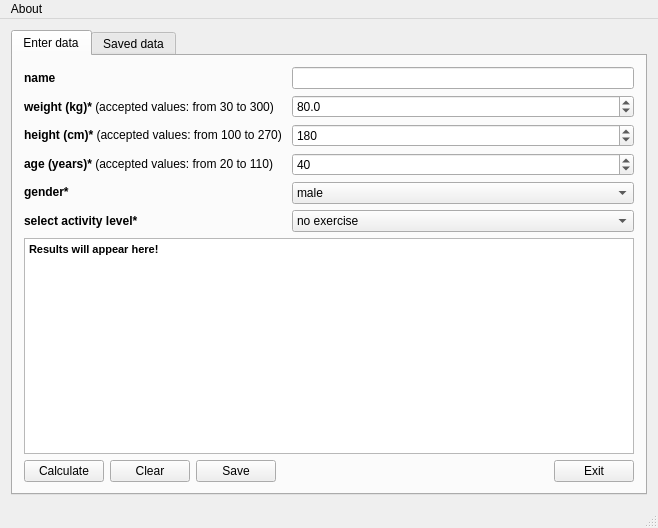
This is mainwindow.ui in SFilippidis/QGreatstAtzenta as Qt 5 draws it before an edit. The edited form follows.
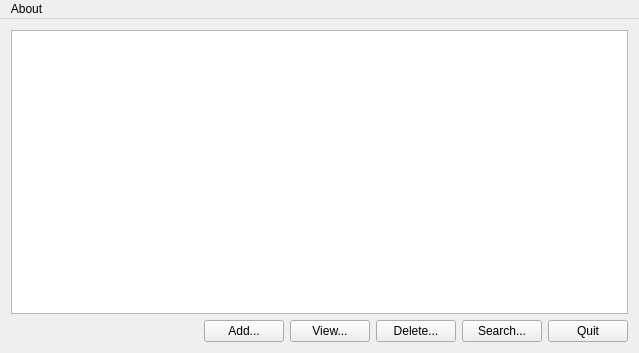
This is the edited form.

Commit message: undo previous commit which was an error

Patch:
```diff
--- a/mainwindow.ui
+++ b/mainwindow.ui
@@ -30,337 +30,84 @@
    <rect>
     <x>0</x>
     <y>0</y>
-    <width>648</width>
-    <height>528</height>
+    <width>639</width>
+    <height>353</height>
    </rect>
   </property>
-  <property name="focusPolicy">
-   <enum>Qt::FocusPolicy::TabFocus</enum>
+  <property name="minimumSize">
+   <size>
+    <width>639</width>
+    <height>353</height>
+   </size>
   </property>
   <property name="windowTitle">
-   <string/>
-  </property>
-  <property name="tabShape">
-   <enum>QTabWidget::TabShape::Rounded</enum>
+   <string>MainWindow</string>
   </property>
   <widget class="QWidget" name="centralWidget">
-   <layout class="QVBoxLayout" name="verticalLayout_5">
+   <layout class="QVBoxLayout" name="verticalLayout">
     <item>
-     <widget class="QTabWidget" name="tabMenu">
-      <property name="sizePolicy">
-       <sizepolicy hsizetype="Preferred" vsizetype="Preferred">
-        <horstretch>0</horstretch>
-        <verstretch>0</verstretch>
-       </sizepolicy>
-      </property>
-      <property name="toolTip">
-       <string/>
-      </property>
-      <property name="styleSheet">
-       <string notr="true"/>
-      </property>
-      <property name="currentIndex">
-       <number>0</number>
-      </property>
-      <widget class="QWidget" name="mainApp">
-       <attribute name="title">
-        <string>Enter data</string>
-       </attribute>
-       <layout class="QHBoxLayout" name="horizontalLayout_3">
-        <item>
-         <layout class="QVBoxLayout" name="verticalLayout_3">
-          <item>
-           <layout class="QHBoxLayout" name="horizontalLayout_2">
-            <item>
-             <layout class="QVBoxLayout" name="verticalLayout_4">
-              <item>
-               <widget class="QLabel" name="label_4">
-                <property name="text">
-                 <string>&lt;b&gt;name&lt;/b&gt;</string>
-                </property>
-               </widget>
-              </item>
-              <item>
-               <widget class="QLabel" name="label">
-                <property name="text">
-                 <string>&lt;b&gt;weight (kg)*&lt;/b&gt; (accepted values: from 30 to 300)    </string>
-                </property>
-               </widget>
-              </item>
-              <item>
-               <widget class="QLabel" name="label_2">
-                <property name="text">
-                 <string>&lt;html&gt;&lt;head/&gt;&lt;body&gt;&lt;p&gt;&lt;span style=&quot; font-weight:700;&quot;&gt;height (cm)&lt;/span&gt;&lt;span style=&quot; font-weight:600;&quot;&gt;*&lt;/span&gt; (accepted values: from 100 to 270) &lt;/p&gt;&lt;/body&gt;&lt;/html&gt;</string>
-                </property>
-               </widget>
-              </item>
-              <item>
-               <widget class="QLabel" name="label_6">
-                <property name="text">
-                 <string>&lt;html&gt;&lt;head/&gt;&lt;body&gt;&lt;p&gt;&lt;span style=&quot; font-weight:700;&quot;&gt;age (years)&lt;/span&gt;&lt;span style=&quot; font-weight:600;&quot;&gt;*&lt;/span&gt; (accepted values: from 20 to 110) &lt;/p&gt;&lt;/body&gt;&lt;/html&gt;</string>
-                </property>
-               </widget>
-              </item>
-              <item>
-               <widget class="QLabel" name="label_3">
-                <property name="text">
-                 <string>&lt;b&gt;gender*&lt;/b&gt;</string>
-                </property>
-               </widget>
-              </item>
-              <item>
-               <widget class="QLabel" name="label_5">
-                <property name="text">
-                 <string>&lt;b&gt;select activity level*&lt;/b&gt;</string>
-                </property>
-               </widget>
-              </item>
-             </layout>
-            </item>
-            <item>
-             <layout class="QVBoxLayout" name="verticalLayout_2">
-              <item>
-               <layout class="QHBoxLayout" name="horizontalLayout">
-                <item>
-                 <layout class="QVBoxLayout" name="verticalLayout">
-                  <item>
-                   <widget class="QLineEdit" name="name"/>
-                  </item>
-                  <item>
-                   <widget class="QDoubleSpinBox" name="doubleSpinBoxWeight">
-                    <property name="decimals">
-                     <number>1</number>
-                    </property>
-                    <property name="minimum">
-                     <double>30.000000000000000</double>
-                    </property>
-                    <property name="maximum">
-                     <double>300.000000000000000</double>
-                    </property>
-                    <property name="value">
-                     <double>80.000000000000000</double>
-                    </property>
-                   </widget>
-                  </item>
-                  <item>
-                   <widget class="QDoubleSpinBox" name="doubleSpinBoxHeight">
-                    <property name="decimals">
-                     <number>0</number>
-                    </property>
-                    <property name="minimum">
-                     <double>100.000000000000000</double>
-                    </property>
-                    <property name="maximum">
-                     <double>270.000000000000000</double>
-                    </property>
-                    <property name="singleStep">
-                     <double>1.000000000000000</double>
-                    </property>
-                    <property name="value">
-                     <double>180.000000000000000</double>
-                    </property>
-                   </widget>
-                  </item>
-                  <item>
-                   <widget class="QDoubleSpinBox" name="doubleSpinBoxAge">
-                    <property name="decimals">
-                     <number>0</number>
-                    </property>
-                    <property name="minimum">
-                     <double>20.000000000000000</double>
-                    </property>
-                    <property name="maximum">
-                     <double>110.000000000000000</double>
-                    </property>
-                    <property name="singleStep">
-                     <double>1.000000000000000</double>
-                    </property>
-                    <property name="value">
-                     <double>40.000000000000000</double>
-                    </property>
-                   </widget>
-                  </item>
-                  <item>
-                   <widget class="QComboBox" name="comboBoxGender">
-                    <property name="statusTip">
-                     <string>επιλέξτε το φύλο</string>
-                    </property>
-                    <item>
-                     <property name="text">
-                      <string>male</string>
-                     </property>
-                    </item>
-                    <item>
-                     <property name="text">
-                      <string>female</string>
-                     </property>
-                    </item>
-                   </widget>
-                  </item>
-                 </layout>
-                </item>
-               </layout>
-              </item>
-              <item>
-               <widget class="QComboBox" name="comboBoxActivity">
-                <item>
-                 <property name="text">
-                  <string>no exercise</string>
-                 </property>
-                </item>
-                <item>
-                 <property name="text">
-                  <string>little exercise</string>
-                 </property>
-                </item>
-                <item>
-                 <property name="text">
-                  <string>light exercise (1-3 days per week)</string>
-                 </property>
-                </item>
-                <item>
-                 <property name="text">
-                  <string>moderate exercise (3-5 days per week)</string>
-                 </property>
-                </item>
-                <item>
-                 <property name="text">
-                  <string>heavy exercise (6-7 days per week)</string>
-                 </property>
-                </item>
-                <item>
-                 <property name="text">
-                  <string>very heavy exercise (twice per day, extra heavy workouts)</string>
-                 </property>
-                </item>
-               </widget>
-              </item>
-             </layout>
-            </item>
-           </layout>
-          </item>
-          <item>
-           <widget class="QTextBrowser" name="results">
-            <property name="html">
-             <string>&lt;!DOCTYPE HTML PUBLIC &quot;-//W3C//DTD HTML 4.0//EN&quot; &quot;http://www.w3.org/TR/REC-html40/strict.dtd&quot;&gt;
-&lt;html&gt;&lt;head&gt;&lt;meta name=&quot;qrichtext&quot; content=&quot;1&quot; /&gt;&lt;meta charset=&quot;utf-8&quot; /&gt;&lt;style type=&quot;text/css&quot;&gt;
-p, li { white-space: pre-wrap; }
-hr { height: 1px; border-width: 0; }
-li.unchecked::marker { content: &quot;\2610&quot;; }
-li.checked::marker { content: &quot;\2612&quot;; }
-&lt;/style&gt;&lt;/head&gt;&lt;body style=&quot; font-family:'Segoe UI'; font-size:9pt; font-weight:400; font-style:normal;&quot;&gt;
-&lt;p style=&quot; margin-top:0px; margin-bottom:0px; margin-left:0px; margin-right:0px; -qt-block-indent:0; text-indent:0px;&quot;&gt;&lt;span style=&quot; font-family:'MS Shell Dlg 2'; font-size:8.25pt; font-weight:600;&quot;&gt;Results will appear here!&lt;/span&gt;&lt;/p&gt;&lt;/body&gt;&lt;/html&gt;</string>
-            </property>
-           </widget>
-          </item>
-          <item>
-           <layout class="QHBoxLayout" name="horizontalLayout_6">
-            <item>
-             <widget class="QPushButton" name="pushButtonCalculate">
-              <property name="statusTip">
-               <string>calculate body mass index and other info</string>
-              </property>
-              <property name="text">
-               <string>Calculate</string>
-              </property>
-              <property name="autoDefault">
-               <bool>true</bool>
-              </property>
-              <property name="default">
-               <bool>false</bool>
-              </property>
-              <property name="flat">
-               <bool>false</bool>
-              </property>
-             </widget>
-            </item>
-            <item>
-             <widget class="QPushButton" name="pushButtonResetData">
-              <property name="statusTip">
-               <string>clear data of this window</string>
-              </property>
-              <property name="text">
-               <string>Clear</string>
-              </property>
-              <property name="autoDefault">
-               <bool>true</bool>
-              </property>
-             </widget>
-            </item>
-            <item>
-             <widget class="QPushButton" name="pushButtonSave">
-              <property name="statusTip">
-               <string>save current calculations</string>
-              </property>
-              <property name="text">
-               <string>Save</string>
-              </property>
-              <property name="autoDefault">
-               <bool>true</bool>
-              </property>
-             </widget>
-            </item>
-            <item>
-             <spacer name="horizontalSpacer_2">
-              <property name="orientation">
-               <enum>Qt::Orientation::Horizontal</enum>
-              </property>
-              <property name="sizeHint" stdset="0">
-               <size>
-                <width>40</width>
-                <height>20</height>
-               </size>
-              </property>
-             </spacer>
-            </item>
-            <item>
-             <widget class="QPushButton" name="pushButtonExit">
-              <property name="statusTip">
-               <string>close this application</string>
-              </property>
-              <property name="text">
-               <string>Exit</string>
-              </property>
-             </widget>
-            </item>
-           </layout>
-          </item>
-         </layout>
-        </item>
-       </layout>
-      </widget>
-      <widget class="QWidget" name="tab_3">
-       <attribute name="title">
-        <string>Saved data</string>
-       </attribute>
-       <layout class="QVBoxLayout" name="verticalLayout_6">
-        <item>
-         <widget class="QTextBrowser" name="textBrowser_3">
-          <property name="html">
-           <string>&lt;!DOCTYPE HTML PUBLIC &quot;-//W3C//DTD HTML 4.0//EN&quot; &quot;http://www.w3.org/TR/REC-html40/strict.dtd&quot;&gt;
-&lt;html&gt;&lt;head&gt;&lt;meta name=&quot;qrichtext&quot; content=&quot;1&quot; /&gt;&lt;meta charset=&quot;utf-8&quot; /&gt;&lt;style type=&quot;text/css&quot;&gt;
-p, li { white-space: pre-wrap; }
-hr { height: 1px; border-width: 0; }
-li.unchecked::marker { content: &quot;\2610&quot;; }
-li.checked::marker { content: &quot;\2612&quot;; }
-&lt;/style&gt;&lt;/head&gt;&lt;body style=&quot; font-family:'Segoe UI'; font-size:9pt; font-weight:400; font-style:normal;&quot;&gt;
-&lt;p align=&quot;justify&quot; style=&quot; margin-top:0px; margin-bottom:0px; margin-left:0px; margin-right:0px; -qt-block-indent:0; text-indent:0px;&quot;&gt;&lt;span style=&quot; font-family:'MS Shell Dlg 2'; font-size:8.25pt; font-weight:600;&quot;&gt;You have not saved any data yet! Once you save some data, they will appear here!&lt;/span&gt;&lt;/p&gt;&lt;/body&gt;&lt;/html&gt;</string>
-          </property>
-         </widget>
-        </item>
-       </layout>
-      </widget>
-     </widget>
+     <widget class="QTableView" name="view"/>
+    </item>
+    <item>
+     <layout class="QHBoxLayout" name="horizontalLayout">
+      <item>
+       <spacer name="horizontalSpacer">
+        <property name="orientation">
+         <enum>Qt::Orientation::Horizontal</enum>
+        </property>
+        <property name="sizeHint" stdset="0">
+         <size>
+          <width>40</width>
+          <height>20</height>
+         </size>
+        </property>
+       </spacer>
+      </item>
+      <item>
+       <widget class="QPushButton" name="addButton">
+        <property name="text">
+         <string>Add...</string>
+        </property>
+       </widget>
+      </item>
+      <item>
+       <widget class="QPushButton" name="editOrViewButton">
+        <property name="text">
+         <string>View...</string>
+        </property>
+       </widget>
+      </item>
+      <item>
+       <widget class="QPushButton" name="deleteButton">
+        <property name="text">
+         <string>Delete...</string>
+        </property>
+       </widget>
+      </item>
+      <item>
+       <widget class="QPushButton" name="searchButton">
+        <property name="text">
+         <string>Search...</string>
+        </property>
+       </widget>
+      </item>
+      <item>
+       <widget class="QPushButton" name="quitButton">
+        <property name="text">
+         <string>Quit</string>
+        </property>
+       </widget>
+      </item>
+     </layout>
     </item>
    </layout>
   </widget>
-  <widget class="QStatusBar" name="statusBar"/>
   <widget class="QMenuBar" name="menuBar">
    <property name="geometry">
     <rect>
      <x>0</x>
      <y>0</y>
-     <width>648</width>
+     <width>639</width>
      <height>22</height>
     </rect>
    </property>
```
Left out of the diff: 23 changed lines with no effect on the pictures.
